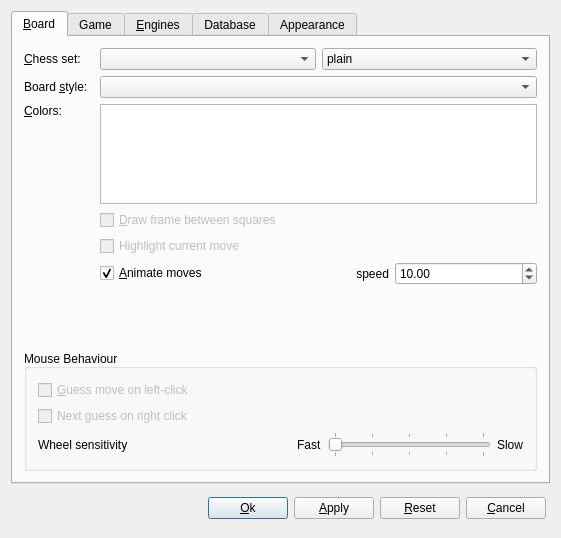
First picture: the form in src/gui/preferences.ui, repository franzm/shatrabase, before the edit.
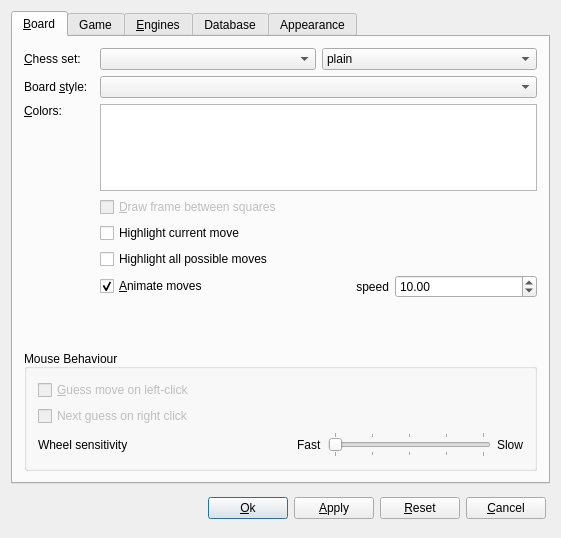
Second picture: the form after the edit. Custom widgets are drawn as their Qt base class.

Commit message: implemented 'all reachable squares' hilight

```diff
--- a/src/gui/preferences.ui
+++ b/src/gui/preferences.ui
@@ -199,7 +199,7 @@
        <item row="4" column="2">
         <widget class="QCheckBox" name="hilightCurrentMove">
          <property name="enabled">
-          <bool>false</bool>
+          <bool>true</bool>
          </property>
          <property name="text">
           <string>Highlight current move</string>
@@ -304,6 +304,13 @@
          </item>
         </layout>
        </item>
+       <item row="5" column="2">
+        <widget class="QCheckBox" name="hilightAllMoves">
+         <property name="text">
+          <string>Highlight all possible moves</string>
+         </property>
+        </widget>
+       </item>
       </layout>
      </widget>
      <widget class="QWidget" name="tabAutoplay">
```
The commit also changes 8 other files.
